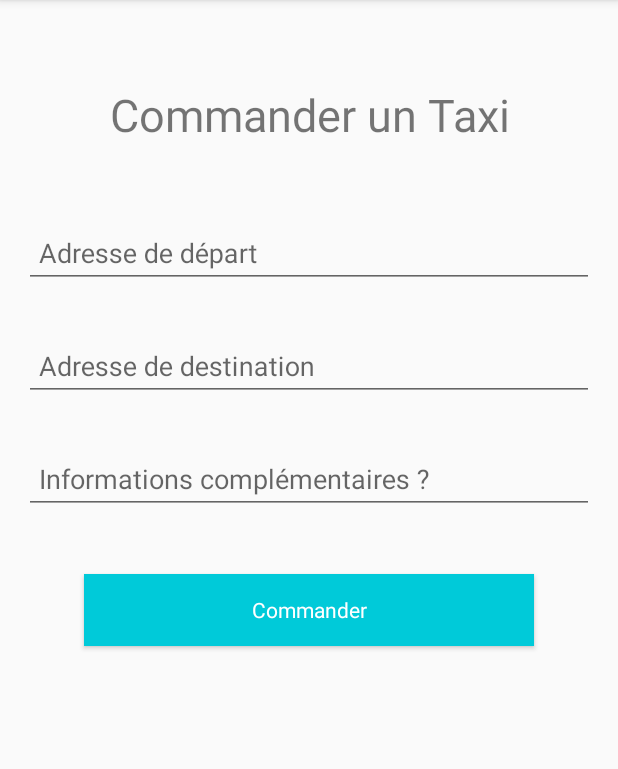
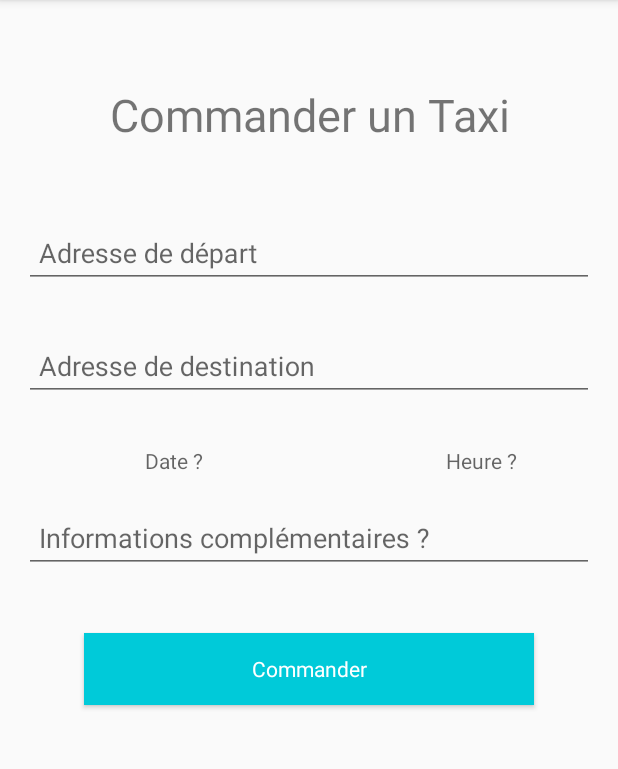
Before and after one commit to azeddine-sa/AzTaxi_V2, an Android app: the fragment BookFragment placed in its activity, on a phone screen of 412 x 824 dp, the part 84-853 px from its top. Run offline under Robolectric (Android 15) with nearby library versions, the light colour scheme and no system bars; our stand-ins replace Volley; network calls fail.

Commit message:
Date & Time Picker Booking Fragment

```diff
--- a/app/src/main/java/be/azsa/aztaxi_v3/fragment/BookFragment.java
+++ b/app/src/main/java/be/azsa/aztaxi_v3/fragment/BookFragment.java
@@ -1,6 +1,10 @@
 package be.azsa.aztaxi_v3.fragment;
 
+import android.app.DatePickerDialog;
+import android.app.TimePickerDialog;
 import android.content.Intent;
+import android.graphics.Color;
+import android.graphics.drawable.ColorDrawable;
 import android.os.Build;
 import android.os.Bundle;
 import android.view.LayoutInflater;
@@ -8,7 +12,10 @@ import android.view.View;
 import android.view.ViewGroup;
 import android.widget.Button;
 import android.widget.CheckBox;
+import android.widget.DatePicker;
 import android.widget.EditText;
+import android.widget.TextView;
+import android.widget.TimePicker;
 import android.widget.Toast;
 
 import androidx.annotation.NonNull;
@@ -27,8 +34,12 @@ import com.android.volley.toolbox.Volley;
 import org.json.JSONException;
 import org.json.JSONObject;
 
+import java.text.ParseException;
+import java.text.SimpleDateFormat;
 import java.time.LocalDate;
+import java.util.Calendar;
 import java.util.Date;
+import java.util.SimpleTimeZone;
 
 import be.azsa.aztaxi_v3.MainActivity;
 import be.azsa.aztaxi_v3.R;
@@ -36,11 +47,17 @@ import be.azsa.aztaxi_v3.R;
 public class BookFragment extends Fragment {
 
     private Long idUser;
-    private EditText book_depart;
-    private EditText book_destination;
-    private LocalDate book_when;
-    private EditText book_infos;
+    private EditText book_depart, book_destination, book_infos ;
+    private TextView book_date, book_time;
     private Button book_commander;
+
+    //Date&Time Picker
+    Calendar calendar = Calendar.getInstance();
+    final int year = calendar.get(Calendar.YEAR);
+    final int month = calendar.get(Calendar.MONTH);
+    final int day = calendar.get(Calendar.DAY_OF_MONTH);
+    int tHour;
+    int tMinute;
 
     @RequiresApi(api = Build.VERSION_CODES.O)
     @Nullable
@@ -48,16 +65,71 @@ public class BookFragment extends Fragment {
     public View onCreateView(@NonNull LayoutInflater inflater, @Nullable ViewGroup container, @Nullable Bundle savedInstanceState) {
         View view = inflater.inflate(R.layout.fragment_book, container, false);
 
+        //initialistion
         book_depart = (EditText) view.findViewById(R.id.et_book_depart);
         book_destination = (EditText) view.findViewById(R.id.et_book_destination);
-        book_when = LocalDate.now();
         book_infos = (EditText) view.findViewById(R.id.et_book_infos);
+        book_date = (TextView) view.findViewById(R.id.tv_book_date);
+        book_time = (TextView) view.findViewById(R.id.tv_book_time);
+        book_commander = (Button) view.findViewById(R.id.btn_book_commander);
 
-        book_commander = (Button) view.findViewById(R.id.btn_book_commander);
+        //onClickListener
+        book_date.setOnClickListener(book_date_listener);
+        book_time.setOnClickListener(book_time_listener);
         book_commander.setOnClickListener(book_commander_listener);
 
         return view;
     }
+
+    //DatePicker
+    private View.OnClickListener book_date_listener = new View.OnClickListener() {
+        @Override
+        public void onClick(View v) {
+            DatePickerDialog datePickerDialog = new DatePickerDialog(getContext(), new DatePickerDialog.OnDateSetListener() {
+                @Override
+                public void onDateSet(DatePicker view, int year, int month, int day) {
+                    month = month+1;
+                    String date = year+"-"+month+"-"+day;
+
+                    //mise en forme de la date (pattern)
+                    SimpleDateFormat sdf = new SimpleDateFormat("yyyy-MM-dd");
+                    try {
+                        Date date1 = sdf.parse(date);
+                        book_date.setText(sdf.format(date1));
+                    } catch (ParseException e) {
+                        e.printStackTrace();
+                    }
+                };
+            },year,month,day);
+            datePickerDialog.show();
+        }
+    };
+
+    private View.OnClickListener book_time_listener = new View.OnClickListener() {
+        @Override
+        public void onClick(View v) {
+            TimePickerDialog timePickerDialog = new TimePickerDialog(getContext(), android.R.style.Theme_Holo_Dialog_MinWidth, new TimePickerDialog.OnTimeSetListener() {
+                @Override
+                public void onTimeSet(TimePicker view, int hourOfDay, int minute) {
+                    tHour = hourOfDay;
+                    tMinute = minute;
+                    String time = tHour+":"+tMinute;
+
+                    //mise en forme de l'heure (pattern)
+                    SimpleDateFormat f24hours = new SimpleDateFormat("HH:mm");
+                    try {
+                        Date date2 = f24hours.parse(time);
+                        book_time.setText(f24hours.format(date2));
+                    } catch (ParseException e) {
+                        e.printStackTrace();
+                    }
+                }
+            }, 24, 00,true);
+            timePickerDialog.getWindow().setBackgroundDrawable(new ColorDrawable(Color.TRANSPARENT));
+            timePickerDialog.updateTime(tHour,tMinute);
+            timePickerDialog.show();
+        }
+    };
 
     private View.OnClickListener book_commander_listener  = new View.OnClickListener() {
         @Override
--- a/app/src/main/res/layout/fragment_book.xml
+++ b/app/src/main/res/layout/fragment_book.xml
@@ -49,6 +49,30 @@
                 android:layout_marginBottom="20dp"/>
         </com.google.android.material.textfield.TextInputLayout>
 
+        <RelativeLayout
+            android:layout_width="match_parent"
+            android:layout_height="wrap_content">
+            <TextView
+                android:id="@+id/tv_book_date"
+                android:layout_width="200dp"
+                android:layout_height="wrap_content"
+                android:layout_marginStart="0dp"
+                android:padding="10dp"
+                android:hint="Date ?"
+                android:textAlignment="center"/>
+
+            <TextView
+                android:id="@+id/tv_book_time"
+                android:layout_width="150dp"
+                android:layout_height="wrap_content"
+                android:layout_alignParentEnd="true"
+                android:layout_marginEnd="0dp"
+                android:padding="10dp"
+                android:hint="Heure ?"
+                android:textAlignment="center"/>
+        </RelativeLayout>
+
+
         <com.google.android.material.textfield.TextInputLayout
             android:layout_width="fill_parent"
             android:layout_height="wrap_content"
```
